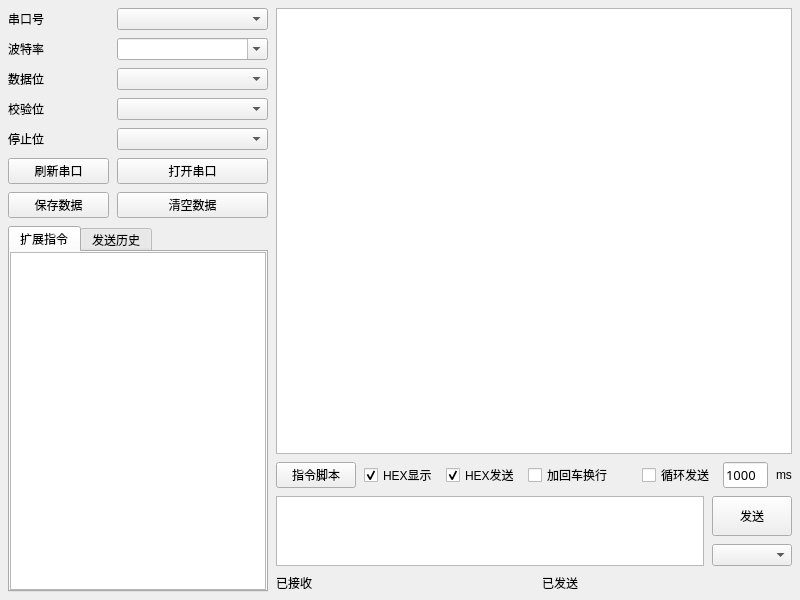
This is MainWindow.ui in AndroidCoderPeng/SerialPortDebugger as Qt 5 draws it before an edit. The edited form follows.
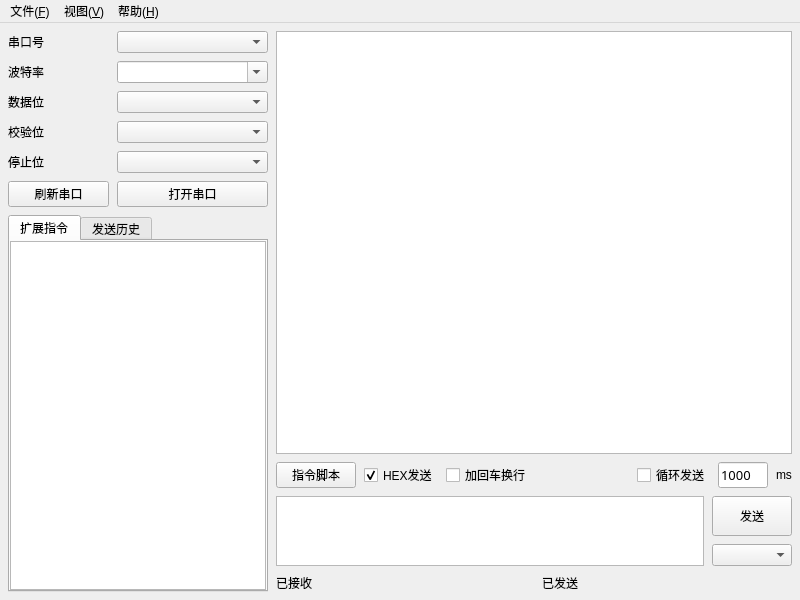
This is the edited form.

```diff
--- a/MainWindow.ui
+++ b/MainWindow.ui
@@ -10,6 +10,47 @@
                 <height>600</height>
             </rect>
         </property>
+        <!-- ====== 菜单栏 ====== -->
+        <widget class="QMenuBar" name="menuBar">
+            <property name="geometry">
+                <rect>
+                    <x>0</x>
+                    <y>0</y>
+                    <width>800</width>
+                    <height>22</height>
+                </rect>
+            </property>
+            <widget class="QMenu" name="menuFile">
+                <property name="title">
+                    <string>文件(&amp;F)</string>
+                </property>
+                <addaction name="actionSaveLog"/>
+                <addaction name="actionClearData"/>
+                <addaction name="separator"/>
+                <addaction name="actionExit"/>
+            </widget>
+            <widget class="QMenu" name="menuView">
+                <property name="title">
+                    <string>视图(&amp;V)</string>
+                </property>
+                <addaction name="actionDarkTheme"/>
+                <addaction name="actionAutoScroll"/>
+                <addaction name="separator"/>
+                <addaction name="actionHexDisplay"/>
+            </widget>
+            <widget class="QMenu" name="menuHelp">
+                <property name="title">
+                    <string>帮助(&amp;H)</string>
+                </property>
+                <addaction name="actionProjectSite"/>
+                <addaction name="actionAbout"/>
+            </widget>
+            <addaction name="menuFile"/>
+            <addaction name="menuView"/>
+            <addaction name="menuHelp"/>
+        </widget>
+
+        <!-- ====== 主界面 ====== -->
         <widget class="QWidget" name="centralWidget">
             <layout class="QHBoxLayout" name="rootLayout" stretch="0,1">
                 <property name="spacing">
@@ -100,21 +141,7 @@
                                 </property>
                             </widget>
                         </item>
-                        <item row="6" column="0" colspan="2">
-                            <widget class="QPushButton" name="saveDataButton">
-                                <property name="text">
-                                    <string>保存数据</string>
-                                </property>
-                            </widget>
-                        </item>
-                        <item row="6" column="2" colspan="3">
-                            <widget class="QPushButton" name="clearDataButton">
-                                <property name="text">
-                                    <string>清空数据</string>
-                                </property>
-                            </widget>
-                        </item>
-                        <item row="7" column="0" rowspan="2" colspan="5">
+                        <item row="6" column="0" rowspan="2" colspan="5">
                             <widget class="QTabWidget" name="tabWidget">
                                 <property name="currentIndex">
                                     <number>0</number>
@@ -201,16 +228,6 @@
                                         </property>
                                     </widget>
                                 </item>
-                                <item>
-                                    <widget class="QCheckBox" name="hexReceiveCheckBox">
-                                        <property name="text">
-                                            <string>HEX显示</string>
-                                        </property>
-                                        <property name="checked">
-                                            <bool>true</bool>
-                                        </property>
-                                    </widget>
-                                </item>
                                 <item>
                                     <widget class="QCheckBox" name="hexSendCheckBox">
                                         <property name="text">
```
Left out of the diff: 69 changed lines with no effect on the pictures.
